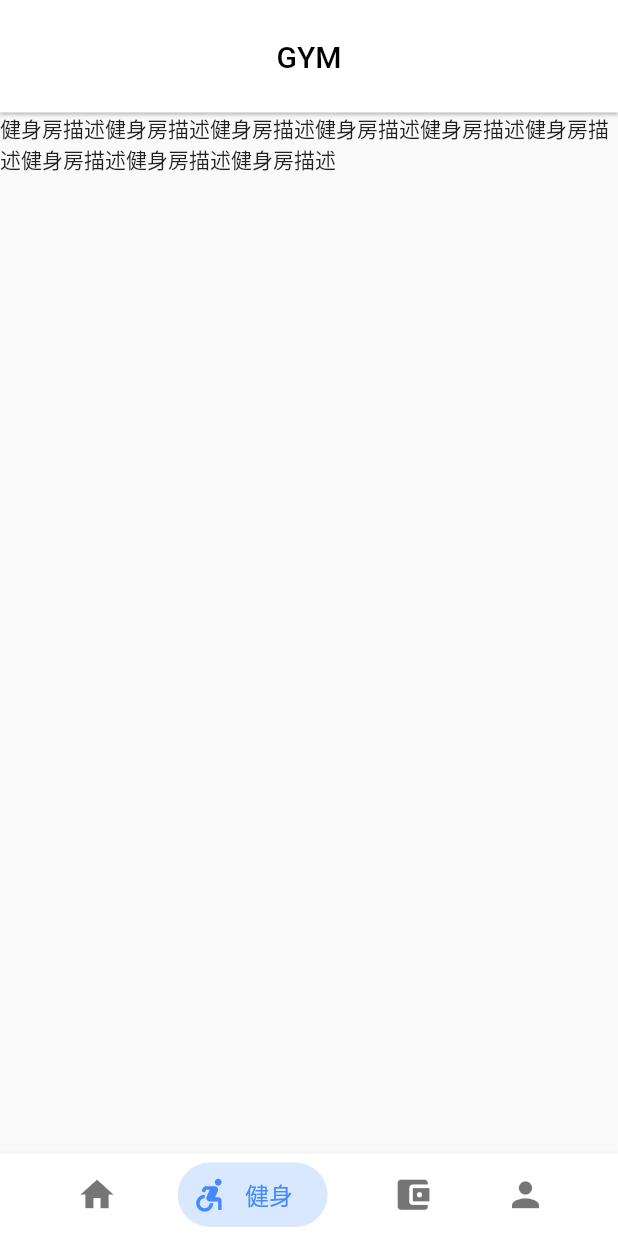
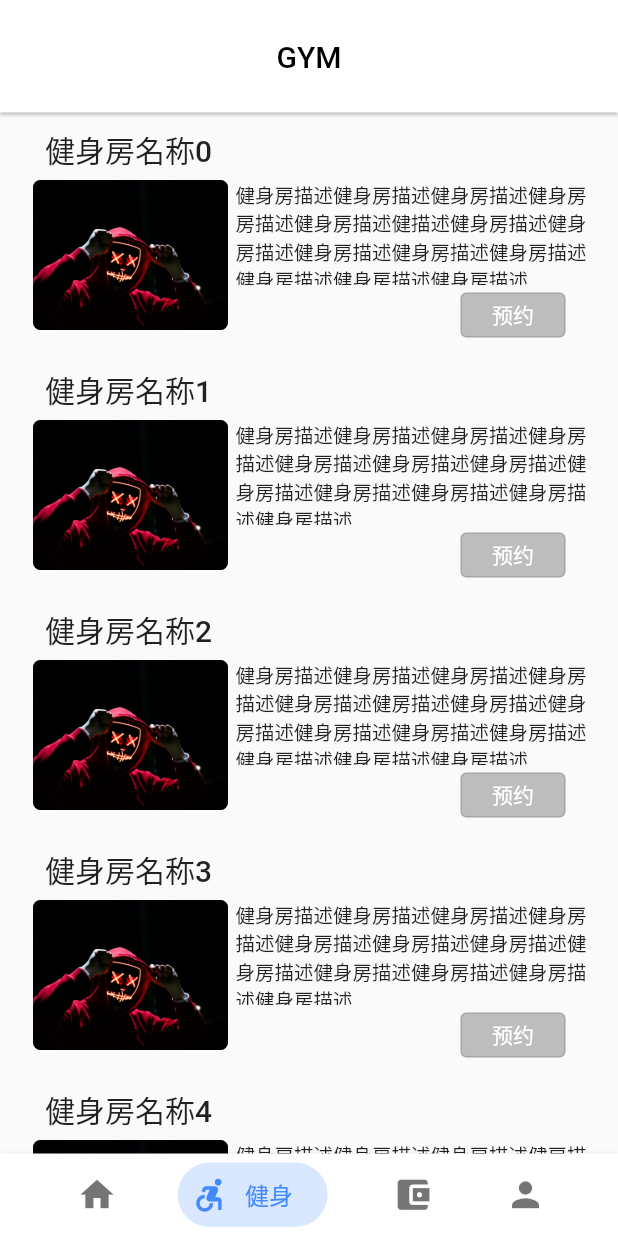
Before and after one commit to m47m/UpHold, a Flutter app: the screen it shows after launch, swiped to page 2, on a phone screen of 412 x 824 dp. Run offline on Flutter 3.47's test engine with Material 2 defaults, Android fonts, the phone set to English and light mode, and no system bars; our stand-ins replace shared_preferences.

Commit message:
MyGymPage des April 11 2022

```diff
--- /dev/null
+++ b/lib/components/MyGymCardItem.dart
@@ -0,0 +1,146 @@
+import 'package:flutter/material.dart';
+import 'package:uphold/pages/Gyms/GymDetails.dart';
+import 'package:uphold/pages/Reservation.dart';
+import 'package:uphold/pages/Tabs/MyGym.dart';
+
+
+
+
+///ListView 的子Item
+class MyGymCardItem extends StatefulWidget {
+  ///本Item对应的数据模型
+  final MyGymBean bean;
+
+  MyGymCardItem({required this.bean,  Key? key}) : super(key: key);
+
+  @override
+  State<StatefulWidget> createState() {
+    return _ListItemState();
+  }
+}
+
+class _ListItemState extends State<MyGymCardItem> {
+  @override
+  Widget build(BuildContext context) {
+    return InkWell(
+      onTap: (){
+        Navigator.of(context).push(MaterialPageRoute(
+            builder: (context) => Reservartion(
+              title: widget.bean.title,
+            )));
+      },
+      child: Container(
+        width: 320,
+        height: 160,
+        padding: EdgeInsets.all(10),
+        child: buildColumn(),
+      ) ,
+    );
+
+  }
+
+  Column buildColumn() {
+    return Column(
+      mainAxisAlignment: MainAxisAlignment.end,
+      crossAxisAlignment: CrossAxisAlignment.start,
+      children: [
+        Container(
+          child: Text(
+            "${widget.bean.title}",
+            style: TextStyle(fontSize: 20, fontWeight: FontWeight.w500),
+          ),
+          margin: EdgeInsets.fromLTRB(20, 0, 0, 0),
+        ),
+        IntrinsicHeight(
+          child: Row(
+            mainAxisAlignment: MainAxisAlignment.end,
+            children: [
+              //图片
+              Container(
+                decoration: BoxDecoration(
+                    borderRadius: BorderRadius.all(Radius.circular(5)),
+                    color: Colors.blue,
+                    image: DecorationImage(
+                      //FileImage 本地图片   、NetworkImage 网络  、AssetImage资源
+                        image: AssetImage('images/a.jpg'), fit: BoxFit.cover)),
+                width: 130,
+                height: 100,
+              ),
+
+              Column(
+                crossAxisAlignment: CrossAxisAlignment.end,
+                children: [
+                  //健身房描述
+                  Container(
+                    margin: EdgeInsets.fromLTRB(5, 5, 0, 0),
+                    width: 245,
+                    height: 70,
+                    child: Text(
+                      "${widget.bean.description}",
+                      maxLines: 4,
+                      overflow: TextOverflow.ellipsis,
+                      style: TextStyle(
+                        fontWeight: FontWeight.w300,
+                        fontSize: 13,
+                      ),
+                    ),
+                  ),
+                  //按钮
+                  Container(
+                    width: 70,
+                    height: 30,
+                    margin: EdgeInsets.fromLTRB(0, 5, 25, 0),
+                    child: OutlinedButton(
+                      onPressed: (){
+
+                      },
+                      style: ButtonStyle(
+                          backgroundColor: MaterialStateProperty.all(Colors.grey.shade400)
+                      ),
+                      child: Text("预约",style: TextStyle(color: Colors.white)),
+                    ),
+
+                  ),
+
+
+                ],
+              )
+            ],
+          ),
+        ),
+      ],
+    );
+  }
+
+  ///内容区域
+  Row buildRow() {
+    ///左右线性排开
+    return Row(
+      children: [
+
+        ///权重布局 文本占用空白区域
+        Expanded(
+            child: Text(
+              "${widget.bean.title}",
+            )),
+
+        ///收藏按钮
+        OutlinedButton(
+
+          ///按钮的背景
+          //color: widget.bean.isCollect ? Colors.blue : Colors.grey[200],
+          ///点击更新当前 Item 数据以及刷新页面显示
+          onPressed: () {
+            setState(() {
+              widget.bean.isCollect = !widget.bean.isCollect;
+            });
+          },
+          child: Text(
+            "${widget.bean.isCollect ? '已收藏' : '收藏'}",
+            style: TextStyle(
+                color: widget.bean.isCollect ? Colors.white : Colors.red),
+          ),
+        ),
+      ],
+    );
+  }}
--- a/lib/components/OrderCardItem.dart
+++ b/lib/components/OrderCardItem.dart
@@ -62,7 +62,6 @@ class OrderCardItem extends StatelessWidget {
             ),
             Container(
               height: 50,
-
               margin: EdgeInsets.fromLTRB(15, 5, 15, 10),
               child: Text(
                 "${this.bean.description}",
--- a/lib/main.dart
+++ b/lib/main.dart
@@ -6,6 +6,7 @@ import 'package:uphold/pages/Login.dart';
 import 'package:uphold/pages/Persons/Collections.dart';
 import 'package:uphold/pages/Persons/Message.dart';
 import 'package:uphold/pages/Persons/Record.dart';
+import 'package:uphold/pages/Reservation.dart';
 import 'pages/Tabs.dart';
 import 'dart:io';
 import 'package:flutter/services.dart';
@@ -55,6 +56,8 @@ class _MyAppState extends State<MyApp> {
         '/record':(context)=>(Record()),
         '/collections':(context)=>(Collections()),
         '/details':(context)=>(GymDetails(title: '',)),
+        '/reservartion':(context)=>(Reservartion(title:'',)),
+
       },
     );
   }
--- a/lib/pages/Tabs/MyGym.dart
+++ b/lib/pages/Tabs/MyGym.dart
@@ -1,4 +1,20 @@
+import 'dart:convert';
+
 import 'package:flutter/material.dart';
+import 'package:uphold/components/MyGymCardItem.dart';
+import 'package:uphold/pages/Tabs/Home.dart';
+
+class MyGymBean {
+  String title;
+  String description;
+  bool isCollect;
+
+  MyGymBean(
+      {required this.title,
+        required this.description,
+        required this.isCollect});
+}
+
 
 class MyGym extends StatefulWidget {
   const MyGym({Key? key}) : super(key: key);
@@ -8,6 +24,57 @@ class MyGym extends StatefulWidget {
 }
 
 class _MyGymState extends State<MyGym> {
+  List _list = [];
+
+  ///测试数据集合
+  List<MyGymBean> _testList = [];
+
+  @override
+  void initState() {
+    super.initState();
+
+    _getData();
+  }
+
+  _getData() {
+    //一个JSON格式的字符串
+    String jsonStr =
+        '[{"title":"健身房名称0","description":"健身房描述健身房描述健身房描述健身房房描述健身房描述健描述健身房描述健身房描述健身房描述健身房描述健身房描述健身房描述健身房描述健身房描述","isCollect":"1"},'
+        '{"title":"健身房名称1","description":"健身房描述健身房描述健身房描述健身房描述健身房描述健身房描述健身房描述健身房描述健身房描述健身房描述健身房描述健身房描述","isCollect":"0"},'
+        '{"title":"健身房名称2","description":"健身房描述健身房描述健身房描述健身房描述健身房描述健房描述健身房描述健身房描述健身房描述健身房描述健身房描述健身房描述健身房描述健身房描述","isCollect":"1"},'
+        '{"title":"健身房名称3","description":"健身房描述健身房描述健身房描述健身房描述健身房描述健身房描述健身房描述健身房描述健身房描述健身房描述健身房描述健身房描述","isCollect":"0"},'
+        '{"title":"健身房名称4","description":"健身房描述健身房描述健身房描述健房描述健身房描述健身房描述健身房描述健身房描述健身房描述健身房描述健身房描述健身房描述健身房描述健身房描述","isCollect":"0"},'
+        '{"title":"健身房名称5","description":"健身房描述健身房描述健身房描述健身房描述健身房描述健身房描述健身房描述健身房描述健身房描述健身房描述健身房描述健身房描述","isCollect":"1"}]';
+    //将JSON字符串转为List
+    _list = json.decode(jsonStr);
+
+    for(int i = 0;i<_list.length;i++){
+      _testList.add(new MyGymBean(title: _list[i]["title"], description: _list[i]["description"], isCollect: true ));
+    }
+  }
+
+
+  ///构建一个列表 ListView
+  buildListView() {
+    ///懒加载模式构建
+    return ListView.builder(
+      ///子Item的构建器
+      itemBuilder: (BuildContext context, int index) {
+        ///每个子Item的布局
+        ///在这里是封装到了独立的 StatefulWidget
+        return MyGymCardItem(
+          ///子Item对应的数据
+          bean: _testList[index],
+          ///可选参数 子Item标识
+          //key: GlobalObjectKey(index),
+        );
+      },
+      ///ListView子Item的个数
+      itemCount: _testList.length,
+    );
+  }
+
+
   @override
   Widget build(BuildContext context) {
     return Scaffold(
@@ -23,7 +90,8 @@ class _MyGymState extends State<MyGym> {
           title: new Text('GYM' ,style: TextStyle(color: Colors.black),)
       ),
       body: Container(
-        child: Text("健身房描述健身房描述健身房描述健身房描述健身房描述健身房描述健身房描述健身房描述健身房描述")
+
+        child: this.buildListView()
       ),
     );
   }
```
Also changed, not shown: lib/components/GymCardItem.dart (+6 -23 lines), lib/pages/Reservation.dart (added, +33 -0 lines).
